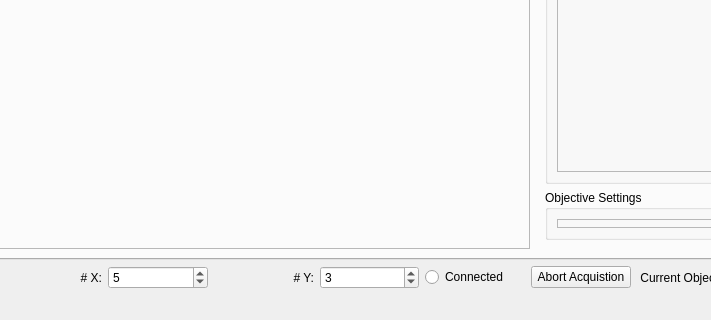
ZhuangLab/storm-control, file steve/qtdesigner/steve.ui: the form before one commit; both pictures show x 113 to 824 and y 407 to 727 of the 937 by 727 pixel window.
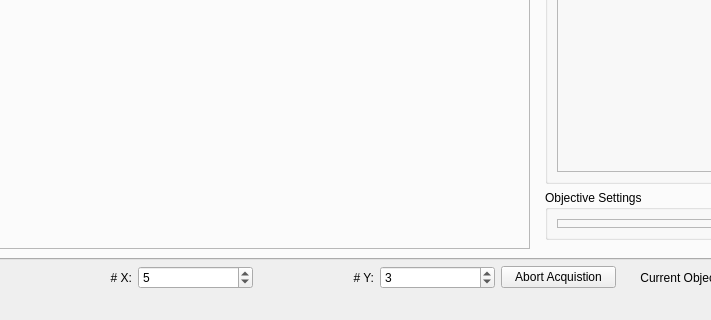
The form after the commit.

Commit message: Merge changes in branch hazen steve into trunk steve. Try and make steve handle forced disconnections more gracefully.. Fix bug that occurred when switching to the sections tab when no sections had been specified. Remove logging for the time being as it causes trouble when multiple Steves are running.

Diff of the .ui file:
```diff
--- a/steve/qtdesigner/steve.ui
+++ b/steve/qtdesigner/steve.ui
@@ -356,13 +356,6 @@
         </property>
        </widget>
       </item>
-      <item>
-       <widget class="QRadioButton" name="connectRadioButton">
-        <property name="text">
-         <string>Connected</string>
-        </property>
-       </widget>
-      </item>
       <item>
        <widget class="QPushButton" name="abortButton">
         <property name="text">
```
Left out of the diff: 2 changed lines with no effect on the pictures. The commit also changes 3 other files.
